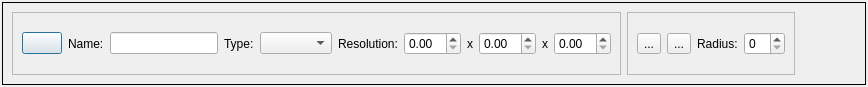
The window that plugins/MaskEdit/forms/maskEdit.ui (isis-group/vast) describes before a commit, drawn with Qt 5.
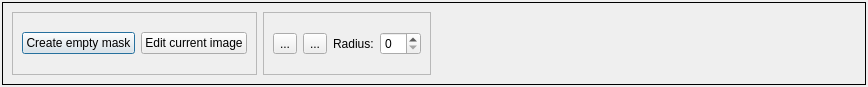
The same window after the commit. Icons and pictures are not drawn.

The edit to the form file:
```diff
--- a/plugins/MaskEdit/forms/maskEdit.ui
+++ b/plugins/MaskEdit/forms/maskEdit.ui
@@ -50,7 +50,7 @@
             <string>Create new mask</string>
            </property>
            <property name="text">
-            <string/>
+            <string>Create empty mask</string>
            </property>
            <property name="icon">
             <iconset resource="../resources/maskedit.qrc">
@@ -62,55 +62,16 @@
           </widget>
          </item>
          <item>
-          <widget class="QLabel" name="label">
+          <widget class="QPushButton" name="editCurrentImage">
            <property name="text">
-            <string>Name:</string>
+            <string>Edit current image</string>
            </property>
-          </widget>
-         </item>
-         <item>
-          <widget class="QLineEdit" name="maskName"/>
-         </item>
-         <item>
-          <widget class="QLabel" name="label_2">
-           <property name="text">
-            <string>Type:</string>
+           <property name="icon">
+            <iconset resource="../resources/maskedit.qrc">
+             <normaloff>:/common/brain.jpg</normaloff>:/common/brain.jpg</iconset>
            </property>
           </widget>
          </item>
-         <item>
-          <widget class="QComboBox" name="maskType"/>
-         </item>
-         <item>
-          <widget class="QLabel" name="label_4">
-           <property name="text">
-            <string>Resolution:</string>
-           </property>
-          </widget>
-         </item>
-         <item>
-          <widget class="QDoubleSpinBox" name="xRes"/>
-         </item>
-         <item>
-          <widget class="QLabel" name="label_5">
-           <property name="text">
-            <string>x</string>
-           </property>
-          </widget>
-         </item>
-         <item>
-          <widget class="QDoubleSpinBox" name="yRes"/>
-         </item>
-         <item>
-          <widget class="QLabel" name="label_6">
-           <property name="text">
-            <string>x</string>
-           </property>
-          </widget>
-         </item>
-         <item>
-          <widget class="QDoubleSpinBox" name="zRes"/>
-         </item>
         </layout>
        </widget>
       </item>
```
